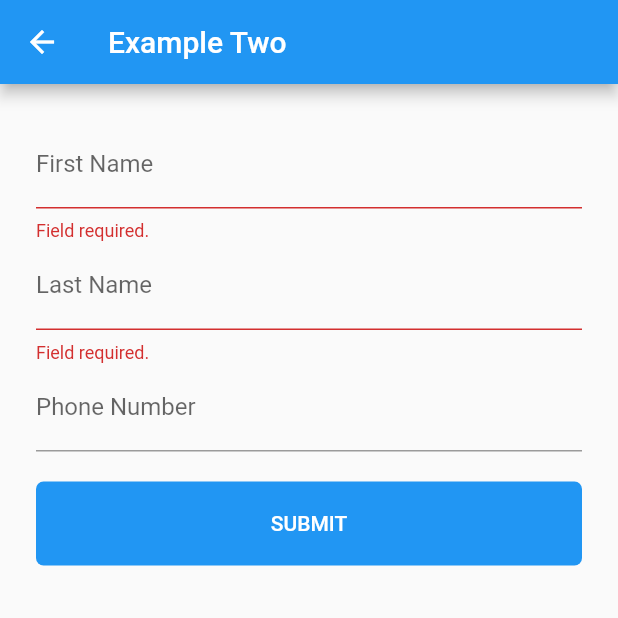
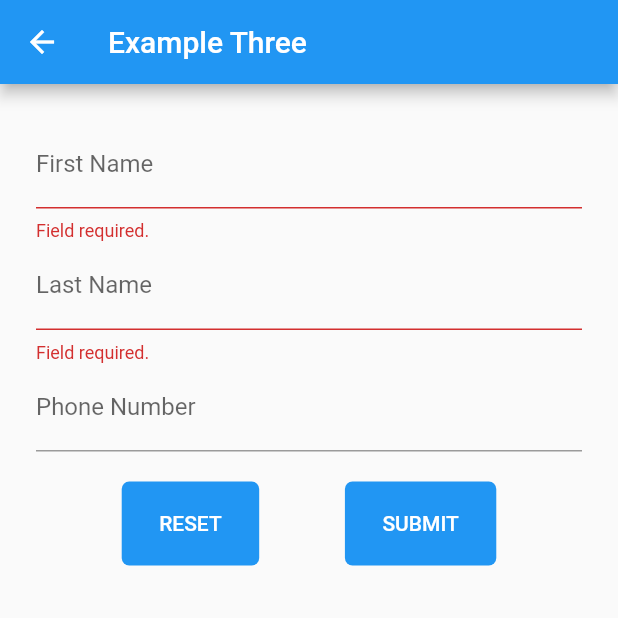
Before and after one commit to rkunboxed/flutter-forms-demo, a Flutter app: the ExampleThree screen opened by its route, after a tap on "SUBMIT", on a phone screen of 412 x 824 dp, the top half of it. Run offline on Flutter 3.47's test engine with Material 2 defaults, Android fonts, the phone set to English and light mode, and no system bars.

Commit message:
Added reset button and functionality. Small cleanup and rearrangement.

```diff
--- a/lib/custom_widgets/date_selector.dart
+++ b/lib/custom_widgets/date_selector.dart
@@ -64,10 +64,11 @@ class _DateSelectorState extends State<DateSelector> {
               const SizedBox(width: 12),
               Builder(
                 builder: (BuildContext context) {
+                  Color textColor = Colors.grey;
                   // if you need to do anything based on the focus state of the parent you can do that
                   // in a builder (so you have a context)
                   final FocusNode focusNode = Focus.of(context);
-                  Color textColor = Colors.grey;
+
                   if (focusNode.hasFocus) {
                     textColor = Colors.blue;
                   }
--- a/lib/custom_widgets/dropdown_select.dart
+++ b/lib/custom_widgets/dropdown_select.dart
@@ -43,7 +43,6 @@ class _DropdownSelectState extends State<DropdownSelect> {
         if (fieldState.hasError) {
           _borderColor = Theme.of(context).colorScheme.error;
         }
-
         return Column(
           children: [
             Focus(
@@ -105,7 +104,10 @@ class _DropdownSelectState extends State<DropdownSelect> {
                 alignment: Alignment.topLeft,
                 child: Padding(
                   padding: const EdgeInsets.only(top: 6),
-                  child: Text(fieldState.errorText!, style: TextStyle(color: Theme.of(context).colorScheme.error, fontSize: 12)),
+                  child: Text(
+                    fieldState.errorText!,
+                    style: TextStyle(color: Theme.of(context).colorScheme.error, fontSize: 12),
+                  ),
                 ),
               ),
           ],
--- a/lib/custom_widgets/submit_button.dart
+++ b/lib/custom_widgets/submit_button.dart
@@ -1,9 +1,10 @@
 import 'package:flutter/material.dart';
 
-class SubmitButton extends StatelessWidget {
-  const SubmitButton(this.onSubmit, {Key? key}) : super(key: key);
+class CustomFormButton extends StatelessWidget {
+  const CustomFormButton({required this.buttonText, required this.onPressed, Key? key}) : super(key: key);
 
-  final Function() onSubmit;
+  final String buttonText;
+  final Function() onPressed;
 
   @override
   Widget build(BuildContext context) {
@@ -22,14 +23,14 @@ class SubmitButton extends StatelessWidget {
     }
 
     return TextButton(
-      onPressed: onSubmit,
+      onPressed: onPressed,
       style: ButtonStyle(
         //passes the current set of states for the button to our getColor method
         backgroundColor: MaterialStateProperty.resolveWith(getColor),
         padding: MaterialStateProperty.all<EdgeInsetsGeometry>(const EdgeInsets.only(left: 25, right: 25, top: 20, bottom: 20)),
         shape: MaterialStateProperty.all<OutlinedBorder>(const RoundedRectangleBorder(borderRadius: BorderRadius.all(Radius.circular(5)))),
       ),
-      child: const Text('SUBMIT', style: TextStyle(color: Colors.white)),
+      child: Text(buttonText.toUpperCase(), style: const TextStyle(color: Colors.white)),
     );
   }
 }
--- a/lib/example_one.dart
+++ b/lib/example_one.dart
@@ -36,6 +36,8 @@ class _ExampleOneState extends State<ExampleOne> {
                 },
                 //use textInputAction to control action buttons on mobile keyboards
                 textInputAction: TextInputAction.next,
+                //request focus as soon as the widget is visible
+                autofocus: true,
               ),
               TextFormField(
                 decoration: const InputDecoration(
@@ -63,7 +65,13 @@ class _ExampleOneState extends State<ExampleOne> {
                 textInputAction: TextInputAction.next,
               ),
               const SizedBox(height: 20),
-              SubmitButton(_submit),
+              Row(
+                mainAxisAlignment: MainAxisAlignment.spaceEvenly,
+                children: [
+                  CustomFormButton(buttonText: 'Reset', onPressed: _reset),
+                  CustomFormButton(buttonText: 'Submit', onPressed: _submit),
+                ],
+              )
             ],
           ),
         ),
@@ -85,4 +93,11 @@ class _ExampleOneState extends State<ExampleOne> {
     }
     developer.log('SUCCESS');
   }
+
+  void _reset() {
+    if (_formKey.currentState != null) {
+      //resets every FormField in this form back to it's initial value
+      _formKey.currentState!.reset();
+    }
+  }
 }
--- a/lib/example_three.dart
+++ b/lib/example_three.dart
@@ -1,4 +1,3 @@
-import 'dart:developer' as developer;
 import 'package:flutter/material.dart';
 import 'package:flutter/services.dart';
 import 'package:flutter_forms_demo/custom_widgets/submit_button.dart';
@@ -11,24 +10,26 @@ class ExampleThree extends StatefulWidget {
 }
 
 class _ExampleThreeState extends State<ExampleThree> {
-  //unique key for the form
   final GlobalKey<FormState> _formKey = GlobalKey<FormState>();
+  late FocusNode _firstNameFocusNode;
 
-  void _submit() {
-    if (_formKey.currentState != null) {
-      if (!_formKey.currentState!.validate()) {
-        developer.log('FAILURE');
-        return;
-      }
-    }
-    developer.log('SUCCESS');
+  @override
+  void initState() {
+    super.initState();
+    _firstNameFocusNode = FocusNode();
+  }
+
+  @override
+  void dispose() {
+    _firstNameFocusNode.dispose();
+    super.dispose();
   }
 
   @override
   Widget build(BuildContext context) {
     return Scaffold(
       appBar: AppBar(
-        title: const Text('Example Two'),
+        title: const Text('Example Three'),
       ),
       body: Padding(
         padding: const EdgeInsets.all(24),
@@ -37,6 +38,7 @@ class _ExampleThreeState extends State<ExampleThree> {
           child: ListView(
             children: <Widget>[
               TextFormField(
+                focusNode: _firstNameFocusNode,
                 decoration: const InputDecoration(
                   border: UnderlineInputBorder(),
                   labelText: 'First Name',
@@ -79,12 +81,33 @@ class _ExampleThreeState extends State<ExampleThree> {
                 ],
               ),
               const SizedBox(height: 20),
-              SubmitButton(_submit),
+              Row(
+                mainAxisAlignment: MainAxisAlignment.spaceEvenly,
+                children: [
+                  CustomFormButton(buttonText: 'Reset', onPressed: _reset),
+                  CustomFormButton(buttonText: 'Submit', onPressed: _submit),
+                ],
+              )
             ],
           ),
         ),
       ),
     );
+  }
+
+  void _submit() {
+    if (_formKey.currentState != null) {
+      if (!_formKey.currentState!.validate()) {
+        return;
+      }
+    }
+  }
+
+  void _reset() {
+    if (_formKey.currentState != null) {
+      _formKey.currentState!.reset();
+      _firstNameFocusNode.requestFocus();
+    }
   }
 }
 
@@ -94,10 +117,13 @@ class _ExampleThreeState extends State<ExampleThree> {
 /// Format incoming numeric text to fit the format of (###) ###-#### ##
 class UsNumberTextInputFormatter extends TextInputFormatter {
   @override
-  TextEditingValue formatEditUpdate(TextEditingValue oldValue, TextEditingValue newValue) {
+  TextEditingValue formatEditUpdate(
+    TextEditingValue oldValue,
+    TextEditingValue newValue,
+  ) {
     final newTextLength = newValue.text.length;
     final newText = StringBuffer();
-    var selectionIndex = newValue.selection.end;
+    var selectionIndex = newValue.selection.end; //cursor position
     var usedSubstringIndex = 0;
     if (newTextLength >= 1) {
       newText.write('(');
@@ -115,12 +141,13 @@ class UsNumberTextInputFormatter extends TextInputFormatter {
       newText.write(newValue.text.substring(6, usedSubstringIndex = 10) + ' ');
       if (newValue.selection.end >= 10) selectionIndex++;
     }
-    // Dump the rest.
+    // Append the rest.
     if (newTextLength >= usedSubstringIndex) {
       newText.write(newValue.text.substring(usedSubstringIndex));
     }
     return TextEditingValue(
       text: newText.toString(),
+      //indicates position of the cursor
       selection: TextSelection.collapsed(offset: selectionIndex),
     );
   }
```
Also changed, not shown: lib/example_two.dart (+9 -11 lines).
